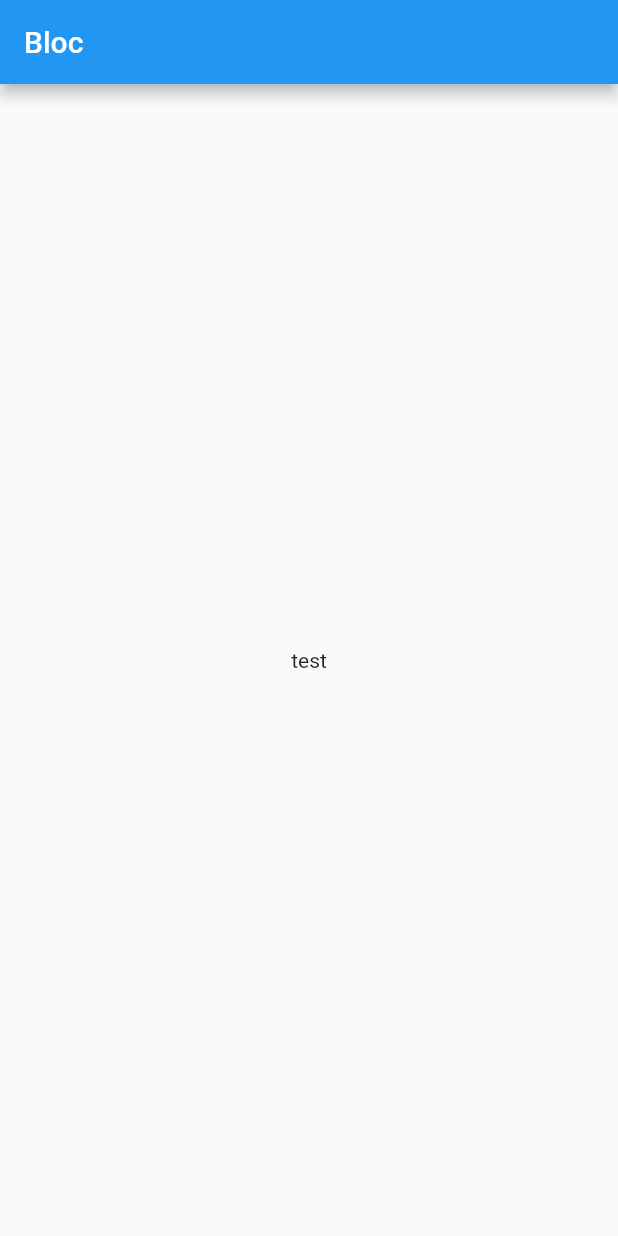
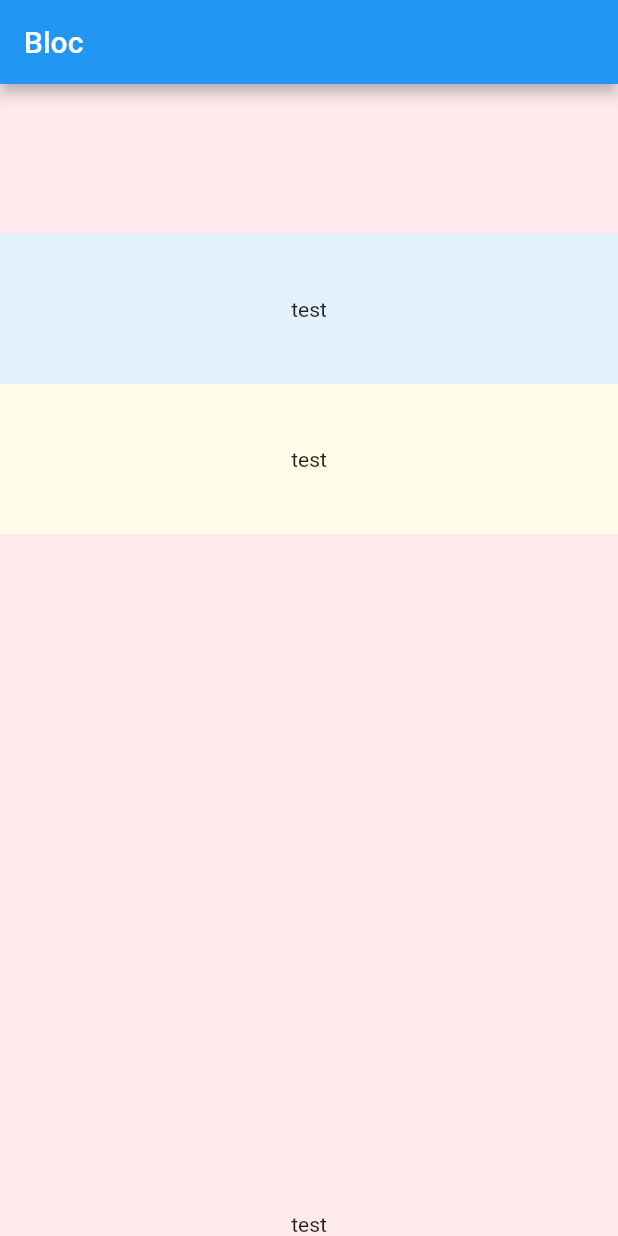
Before and after one commit to polilla2802/flutter_bloc_app, a Flutter app: the screen it shows after launch, on a phone screen of 412 x 824 dp. Run offline on Flutter 3.47's test engine with Material 2 defaults, Android fonts, the phone set to English and light mode, and no system bars; our stand-ins replace bloc, flutter_bloc.

Commit message:
Layout Flex Test

```diff
--- a/lib/main.dart
+++ b/lib/main.dart
@@ -10,13 +10,78 @@ class MyApp extends StatelessWidget {
   @override
   Widget build(BuildContext context) {
     return MaterialApp(
-      title: 'Title',
-      home: Scaffold(
-        appBar: AppBar(
-          title: Text("Bloc"),
-        ),
-        body: Center(
-          child: Text("test"),
+      title: 'Bloc',
+      home: HomePage(),
+    );
+  }
+}
+
+class HomePage extends StatelessWidget {
+  @override
+  Widget build(BuildContext context) {
+    final screenWidth = MediaQuery.of(context).size.width;
+
+    return Scaffold(
+      appBar: AppBar(
+        title: Text("Bloc"),
+      ),
+      body: Center(
+        child: Column(
+          crossAxisAlignment: CrossAxisAlignment.start,
+          // mainAxisSize: MainAxisSize.max,
+          children: <Widget>[
+            Row(
+              mainAxisAlignment: MainAxisAlignment.center,
+              crossAxisAlignment: CrossAxisAlignment.center,
+              children: [
+                Container(
+                  color: Colors.red[50],
+                  alignment: Alignment.center,
+                  child: SizedBox(
+                    height: 100,
+                    width: screenWidth,
+                  ),
+                ),
+              ],
+            ),
+            Container(
+                color: Colors.blue[50],
+                alignment: Alignment.center,
+                height: 100,
+                child: Text("test")),
+            Container(
+                color: Colors.yellow[50],
+                alignment: Alignment.center,
+                height: 100,
+                child: Text("test")),
+            Expanded(
+              child: Container(
+                color: Colors.amber[50],
+                alignment: Alignment.center,
+                child: Row(
+                  mainAxisAlignment: MainAxisAlignment.center,
+                  crossAxisAlignment: CrossAxisAlignment.stretch,
+                  children: [
+                    Container(
+                        color: Colors.red[50],
+                        alignment: Alignment.center,
+                        child: Column(
+                          mainAxisAlignment: MainAxisAlignment.end,
+                          children: [
+                            Container(
+                              width: screenWidth,
+                              child: Text(
+                                "test",
+                                textAlign: TextAlign.center,
+                              ),
+                            )
+                          ],
+                        )),
+                  ],
+                ),
+              ),
+            ),
+          ],
         ),
       ),
     );
```
